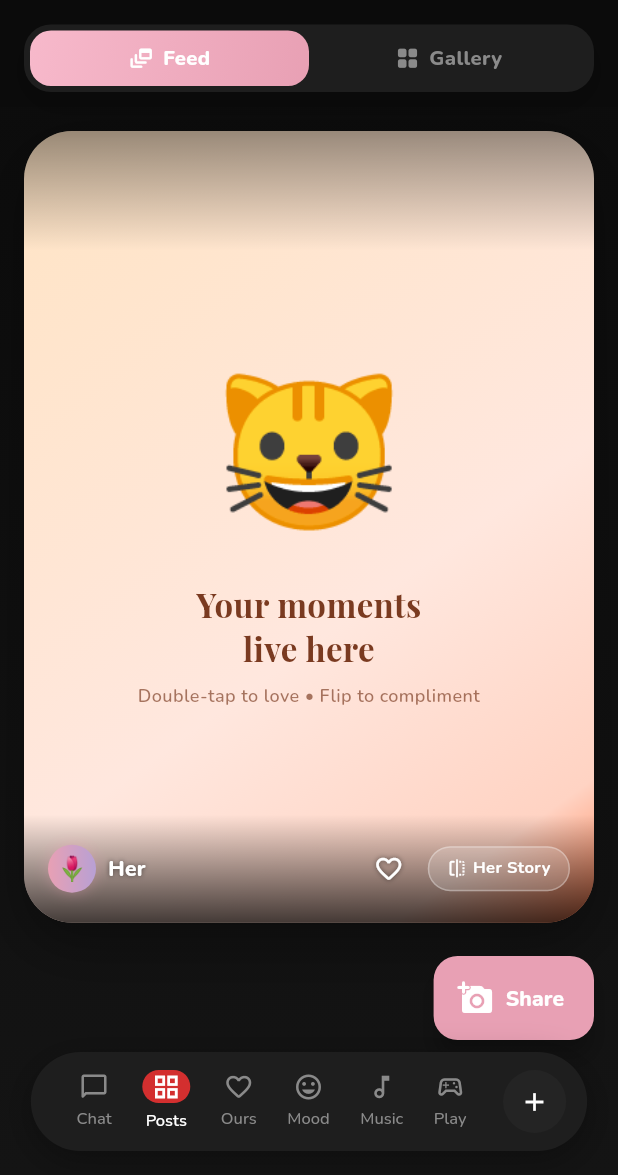
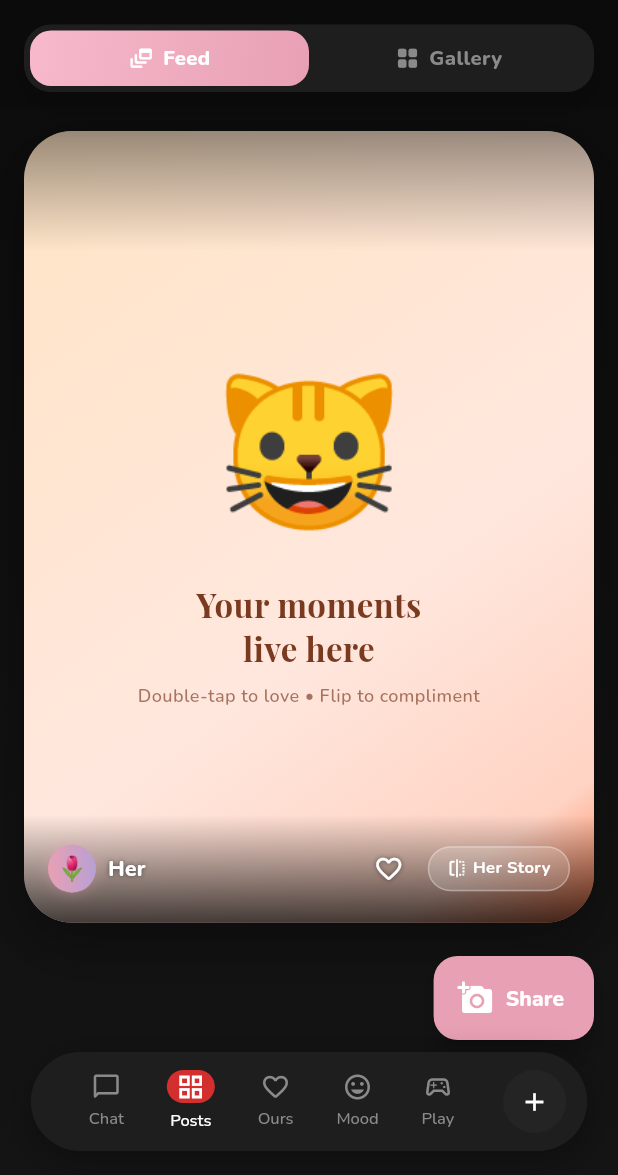
Before and after one commit to subrattandon/Gata-New, a Flutter app: the screen it shows once a user with an empty profile is signed in, on a phone screen of 412 x 824 dp, the part 61-1236 px from its top. Run offline on Flutter 3.47's test engine with Material 3 defaults, Android fonts, the phone set to English and light mode, and no system bars; our stand-ins replace cached_network_image, cloud_firestore, firebase_auth, firebase_core, google_fonts, image_picker and 2 more; accounts and stored records are empty.

Commit message:
fix: auto-commit changes

```diff
--- a/lib/screens/home_shell.dart
+++ b/lib/screens/home_shell.dart
@@ -97,7 +97,6 @@ const _kNavItems = [
   (icon: Icons.grid_view_outlined, label: 'Posts'),
   (icon: Icons.favorite_border_rounded, label: 'Ours'),
   (icon: Icons.mood_outlined, label: 'Mood'),
-  (icon: Icons.music_note_outlined, label: 'Music'),
   (icon: Icons.sports_esports_outlined, label: 'Play'),
 ];
 
```
